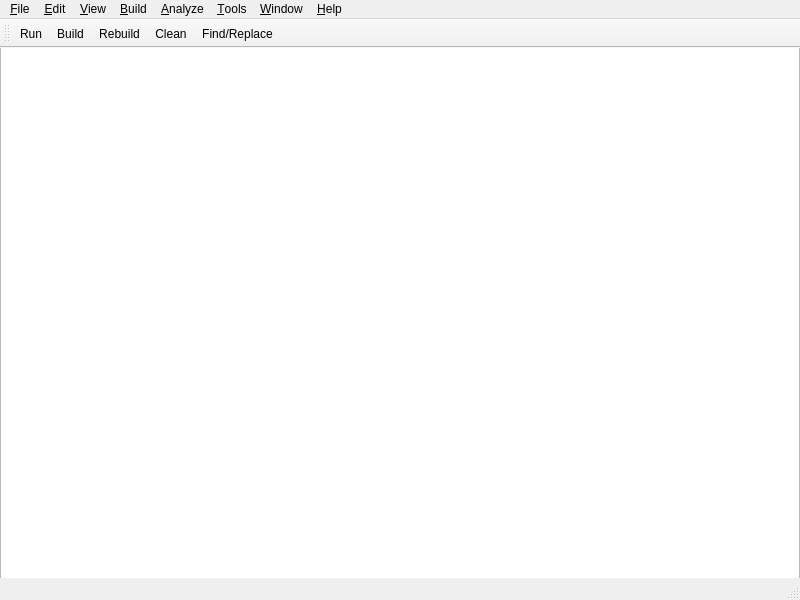
Old version of the form mainwindow.ui in the repository Shirasawa-CN/QianDengLake.
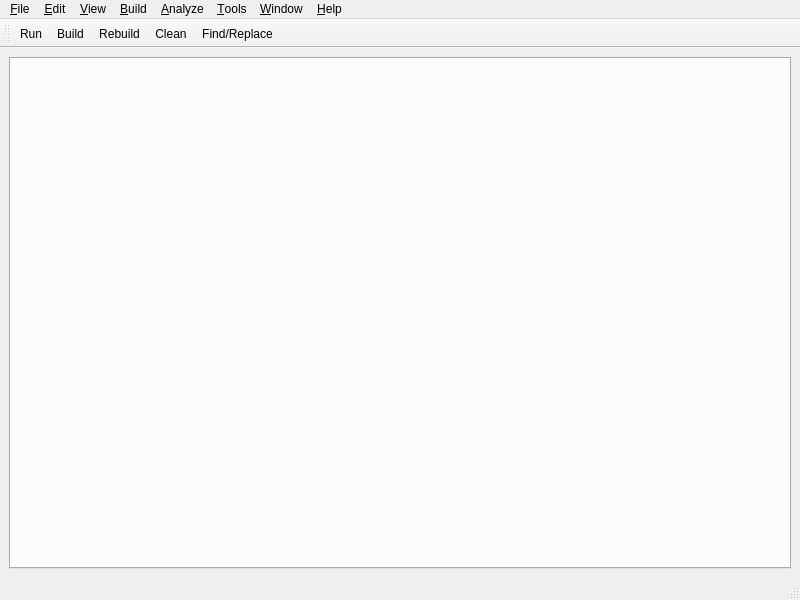
New version of the form. Icons and pictures are not drawn.

Diff of the .ui file:
```diff
--- a/mainwindow.ui
+++ b/mainwindow.ui
@@ -14,19 +14,11 @@
    <string>MainWindow</string>
   </property>
   <widget class="QWidget" name="centralwidget">
-   <widget class="QTextEdit" name="textEdit">
-    <property name="geometry">
-     <rect>
-      <x>0</x>
-      <y>-1</y>
-      <width>800</width>
-      <height>591</height>
-     </rect>
-    </property>
-    <property name="autoFillBackground">
-     <bool>false</bool>
-    </property>
-   </widget>
+   <layout class="QHBoxLayout" name="horizontalLayout">
+    <item>
+     <widget class="QTabWidget" name="editorTabWidget"/>
+    </item>
+   </layout>
   </widget>
   <widget class="QMenuBar" name="menubar">
    <property name="geometry">
```
